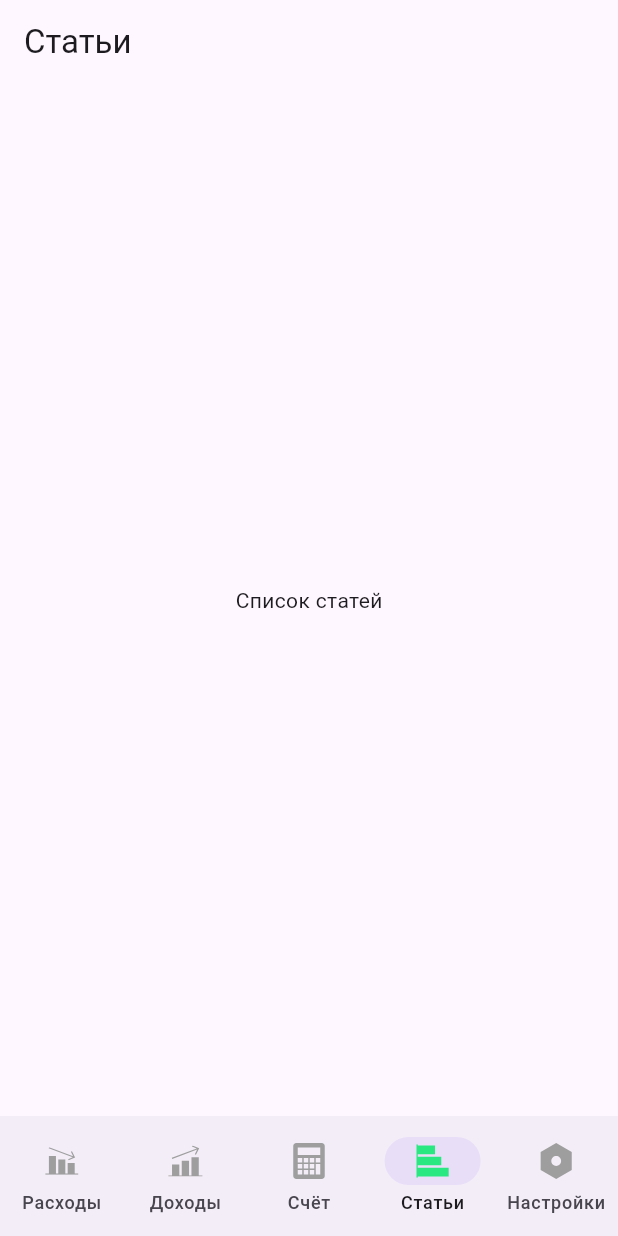
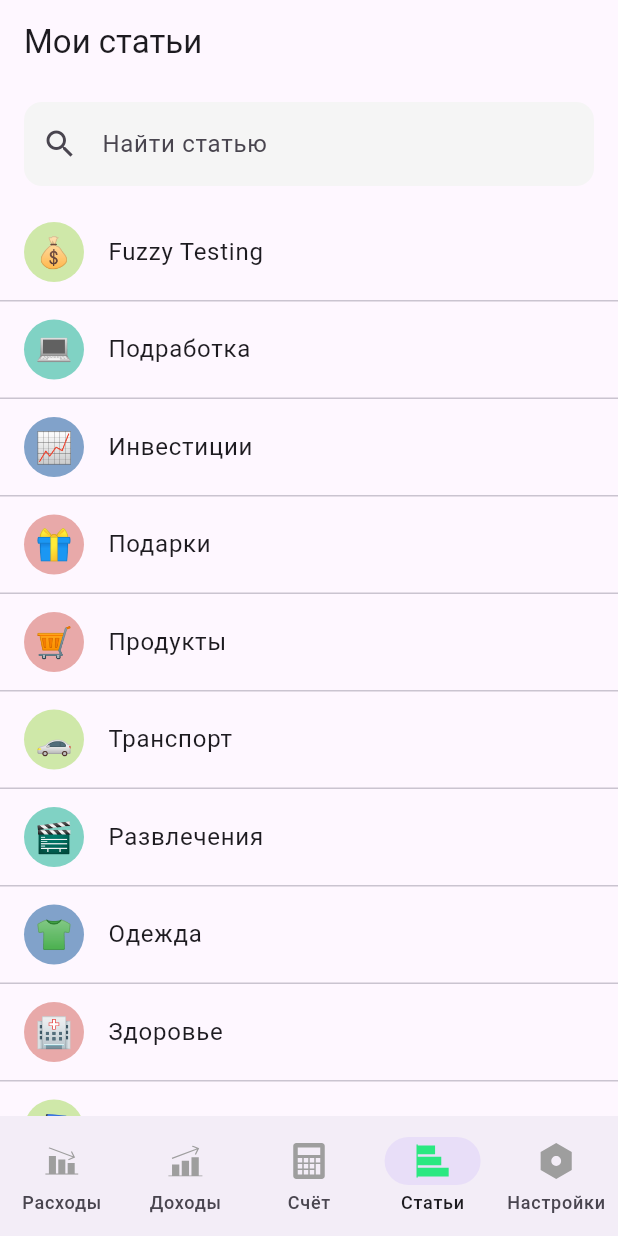
Before and after one commit to myrzaarslan/shmr25, a Flutter app: the screen it shows after launch, item 4 of the bottom bar chosen, on a phone screen of 412 x 824 dp. Run offline on Flutter 3.47's test engine with Material 3 defaults, Android fonts, the phone set to English and light mode, and no system bars; our stand-ins replace drift, flutter_bloc, flutter_svg, freezed_annotation, go_router; accounts and stored records are empty; generated files the repository leaves out were written again.

Commit message:
category page complete

```diff
--- a/lib/data/repositories/mock_category_repository.dart
+++ b/lib/data/repositories/mock_category_repository.dart
@@ -3,7 +3,7 @@ import '../../domain/repositories/category_repository.dart';
 
 class MockCategoryRepository implements CategoryRepository {
   static final List<Category> _categories = [
-    const Category(id: 1, name: 'Зарплата', emoji: '💰', isIncome: true, backgroundColor: 0xFFCFE8A9),
+    const Category(id: 1, name: 'Fuzzy Testing', emoji: '💰', isIncome: true, backgroundColor: 0xFFCFE8A9),
     const Category(id: 2, name: 'Подработка', emoji: '💻', isIncome: true, backgroundColor: 0xFF80D2C4),
     const Category(id: 3, name: 'Инвестиции', emoji: '📈', isIncome: true, backgroundColor: 0xFF81A2CA),
     const Category(id: 4, name: 'Подарки', emoji: '🎁', isIncome: true, backgroundColor: 0xFFE8A9A9),
--- a/lib/ui/screens/category_page.dart
+++ b/lib/ui/screens/category_page.dart
@@ -1,13 +1,127 @@
 import 'package:flutter/material.dart';
+import '../../domain/models/category.dart';
+import '../../data/repositories/mock_category_repository.dart';
+import 'dart:async';
 
-class CategoryPage extends StatelessWidget {
+class CategoryPage extends StatefulWidget {
   const CategoryPage({super.key});
+
+  @override
+  State<CategoryPage> createState() => _CategoryPageState();
+}
+
+class _CategoryPageState extends State<CategoryPage> {
+  final _repo = MockCategoryRepository();
+  final TextEditingController _controller = TextEditingController();
+  List<Category> _allCategories = [];
+  List<Category> _filteredCategories = [];
+  bool _loading = true;
+
+  @override
+  void initState() {
+    super.initState();
+    _loadCategories();
+    _controller.addListener(_onSearchChanged);
+  }
+
+  Future<void> _loadCategories() async {
+    setState(() => _loading = true);
+    final cats = await _repo.getAllCategories();
+    setState(() {
+      _allCategories = cats;
+      _filteredCategories = cats;
+      _loading = false;
+    });
+  }
+
+  void _onSearchChanged() {
+    final query = _controller.text.trim().toLowerCase();
+    if (query.isEmpty) {
+      setState(() => _filteredCategories = _allCategories);
+      return;
+    }
+    setState(() {
+      _filteredCategories = _allCategories
+          .where((cat) => _fuzzyMatch(cat.name.toLowerCase(), query))
+          .toList();
+    });
+  }
+
+    bool _fuzzyMatch(String text, String query) {
+      if (text.contains(query)) return true;
+      return _levenshtein(text, query) <= 2;
+    }
+
+    int _levenshtein(String s, String t) {
+      if (s == t) return 0;
+      if (s.isEmpty) return t.length;
+      if (t.isEmpty) return s.length;
+      List<List<int>> d = List.generate(s.length + 1, (_) => List.filled(t.length + 1, 0));
+      for (int i = 0; i <= s.length; i++) d[i][0] = i;
+      for (int j = 0; j <= t.length; j++) d[0][j] = j;
+      for (int i = 1; i <= s.length; i++) {
+        for (int j = 1; j <= t.length; j++) {
+          int cost = s[i - 1] == t[j - 1] ? 0 : 1;
+          d[i][j] = [
+            d[i - 1][j] + 1,
+            d[i][j - 1] + 1,
+            d[i - 1][j - 1] + cost
+          ].reduce((a, b) => a < b ? a : b);
+        }
+      }
+      return d[s.length][t.length];
+    }
+
+  @override
+  void dispose() {
+    _controller.dispose();
+    super.dispose();
+  }
 
   @override
   Widget build(BuildContext context) {
     return Scaffold(
-      appBar: AppBar(title: Text('Статьи')),
-      body: Center(child: Text('Список статей')),
+      appBar: AppBar(title: const Text('Мои статьи')),
+      body: _loading
+          ? const Center(child: CircularProgressIndicator())
+          : Column(
+              children: [
+                Padding(
+                  padding: const EdgeInsets.symmetric(horizontal: 16, vertical: 12),
+                  child: TextField(
+                    controller: _controller,
+                    decoration: InputDecoration(
+                      hintText: 'Найти статью',
+                      prefixIcon: const Icon(Icons.search),
+                      border: OutlineInputBorder(
+                        borderRadius: BorderRadius.circular(12),
+                        borderSide: BorderSide.none,
+                      ),
+                      filled: true,
+                      fillColor: Colors.grey[100],
+                    ),
+                  ),
+                ),
+                Expanded(
+                  child: ListView.separated(
+                    itemCount: _filteredCategories.length,
+                    separatorBuilder: (_, __) => const Divider(height: 1),
+                    itemBuilder: (context, i) {
+                      final cat = _filteredCategories[i];
+                      return ListTile(
+                        leading: CircleAvatar(
+                          backgroundColor: Color(cat.backgroundColor),
+                          child: Text(cat.emoji, style: const TextStyle(fontSize: 20)),
+                        ),
+                        title: Text(cat.name, style: const TextStyle(fontSize: 16)),
+                        // trailing: Icon(Icons.chevron_right), // если нужен переход
+                        contentPadding: const EdgeInsets.symmetric(horizontal: 16, vertical: 4),
+                      );
+                    },
+                  ),
+                ),
+              ],
+            ),
     );
   }
 }
```
